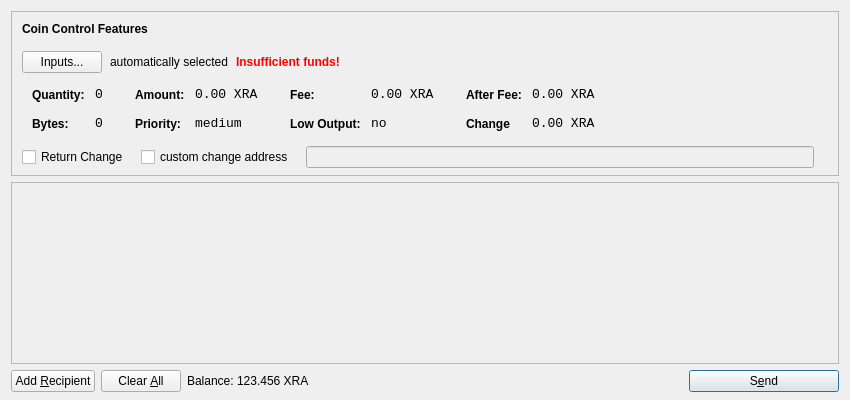
First picture: the form in src/qt/forms/sendcoinsdialog.ui, repository regtable/ratecoin, before the edit.
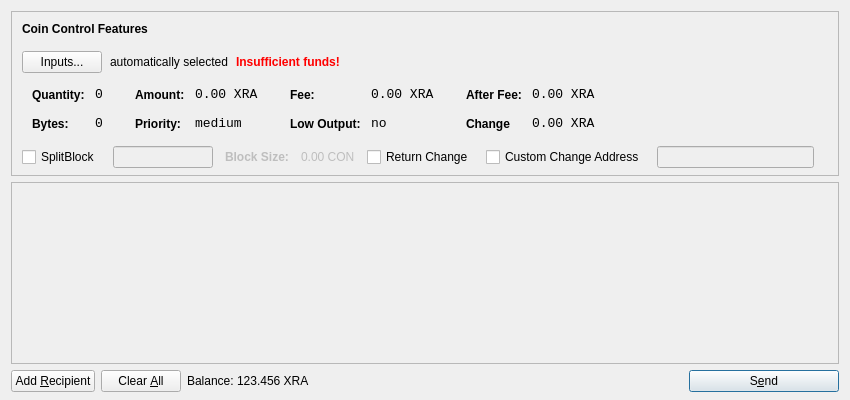
Second picture: the form after the edit. Icons and pictures are not drawn.

Commit message:
Coin Control Block Splitter
Borrowed from HyperStake

```diff
--- a/src/qt/forms/sendcoinsdialog.ui
+++ b/src/qt/forms/sendcoinsdialog.ui
@@ -554,16 +554,68 @@
            <number>5</number>
           </property>
           <item>
-		  <widget class="QCheckBox" name="returnChangeCheckBox">
-		  <property name="text">
-		  <string>Return Change</string>
-		  </property>
-		  </widget>
-		  </item>
-		  <item>
+		  <widget class="QCheckBox" name="splitBlockCheckBox">
+            <property name="text">
+             <string>SplitBlock</string>
+            </property>
+           </widget>
+          </item>
+          <item>
+           <widget class="QLineEdit" name="splitBlockLineEdit">
+            <property name="enabled">
+             <bool>false</bool>
+            </property>
+            <property name="sizePolicy">
+             <sizepolicy hsizetype="Fixed" vsizetype="Fixed">
+              <horstretch>0</horstretch>
+              <verstretch>0</verstretch>
+             </sizepolicy>
+            </property>
+            <property name="maximumSize">
+             <size>
+              <width>100</width>
+              <height>16777215</height>
+             </size>
+            </property>
+           </widget>
+          </item>
+          <item>
+           <widget class="QLabel" name="labelBlockSizeText">
+            <property name="enabled">
+             <bool>false</bool>
+            </property>
+            <property name="font">
+             <font>
+              <weight>75</weight>
+              <bold>true</bold>
+             </font>
+            </property>
+            <property name="text">
+             <string>Block Size:</string>
+            </property>
+           </widget>
+          </item>
+          <item>
+           <widget class="QLabel" name="labelBlockSize">
+            <property name="enabled">
+             <bool>false</bool>
+            </property>
+            <property name="text">
+             <string>0.00 CON</string>
+            </property>
+           </widget>
+          </item>
+          <item>
+           <widget class="QCheckBox" name="returnChangeCheckBox">
+            <property name="text">
+             <string>Return Change</string>
+            </property>
+           </widget>
+          </item>
+          <item>
            <widget class="QCheckBox" name="checkBoxCoinControlChange">
             <property name="text">
-             <string>custom change address</string>
+             <string>Custom Change Address</string>
             </property>
            </widget>
           </item>
```
Left out of the diff: 5 changed lines with no effect on the pictures. The commit also changes 8 other files.
